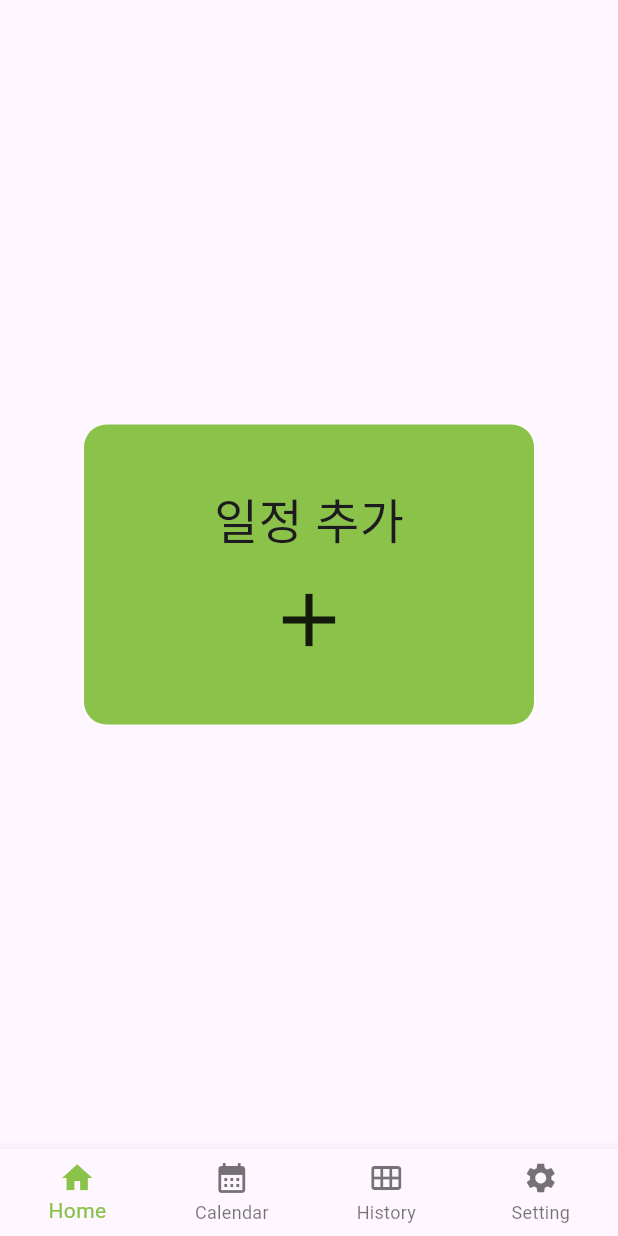
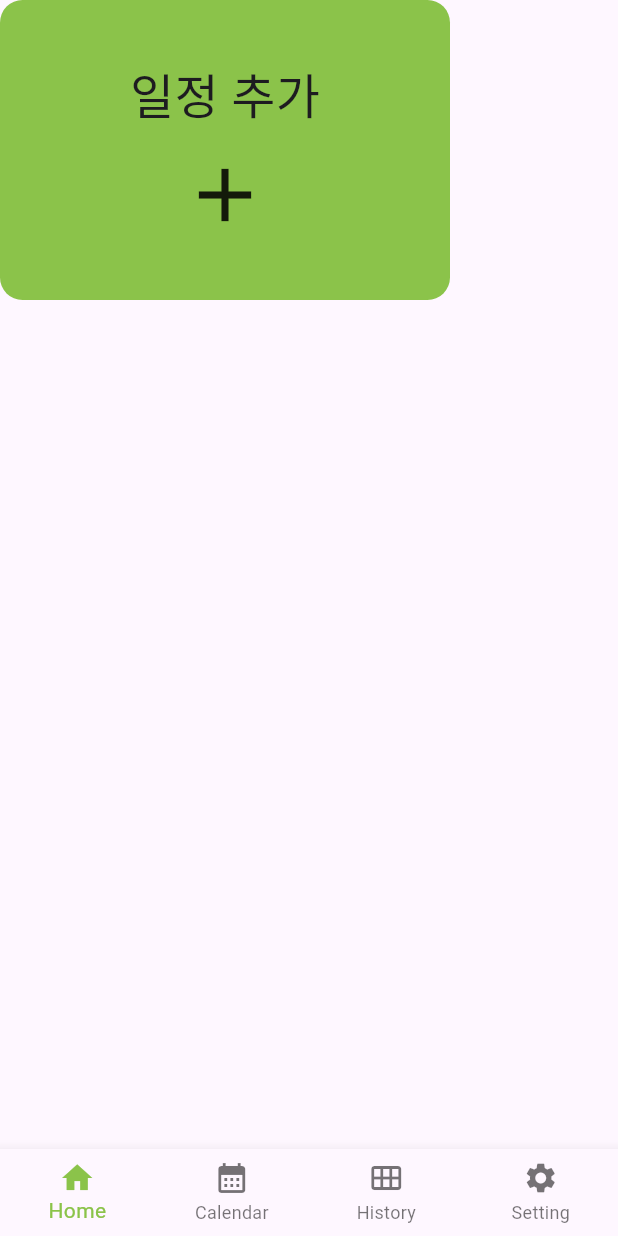
Before and after one commit to kuper0201/TimeBoxing_Fork, a Flutter app: the screen it shows after launch, on a phone screen of 412 x 824 dp. Run offline on Flutter 3.47's test engine with Material 3 defaults, Android fonts, the phone set to English and light mode, and no system bars; our stand-ins replace drift, equatable, flutter_datetime_picker_plus, syncfusion_flutter_calendar; missing offline and left inert: dart:ffi, split_view; accounts and stored records are empty; generated files the repository leaves out were written again.

Commit message:
do not centering home view

```diff
--- a/lib/Home.dart
+++ b/lib/Home.dart
@@ -189,7 +189,7 @@ class _HomeViewState extends State<HomeView> {
   @override
   Widget build(BuildContext context) {
     return Scaffold(
-      body: Center(child: SingleChildScrollView(child: getMainWidget(context))),
+      body: SingleChildScrollView(child: getMainWidget(context)),
     );
   }
 }
```
